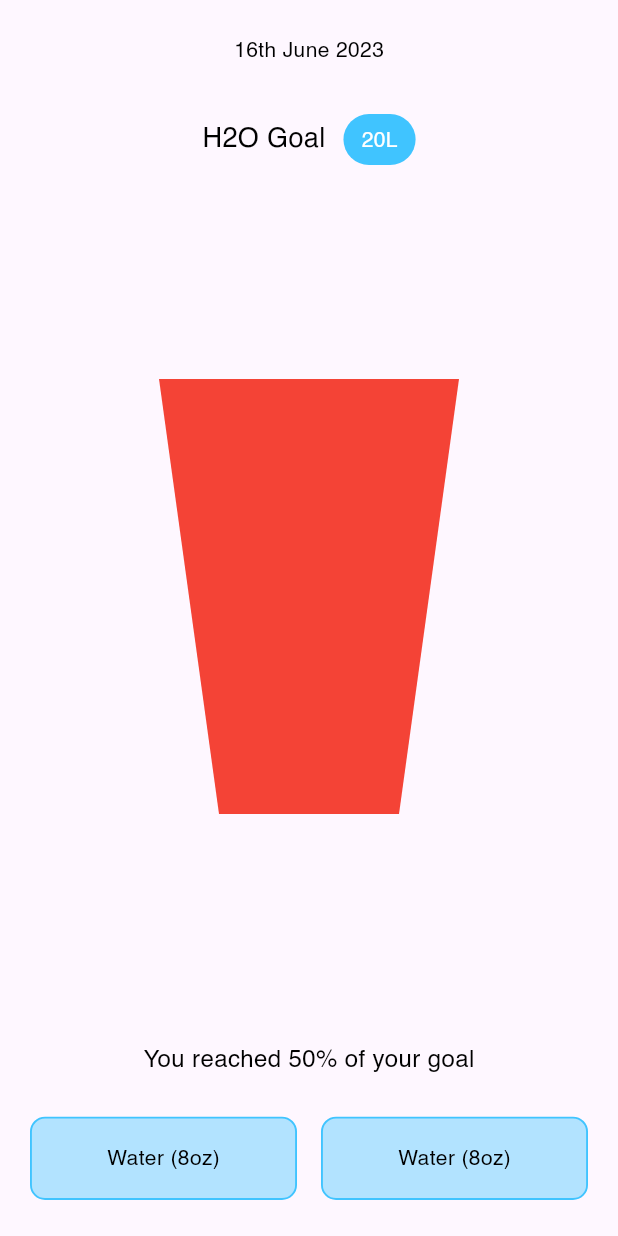
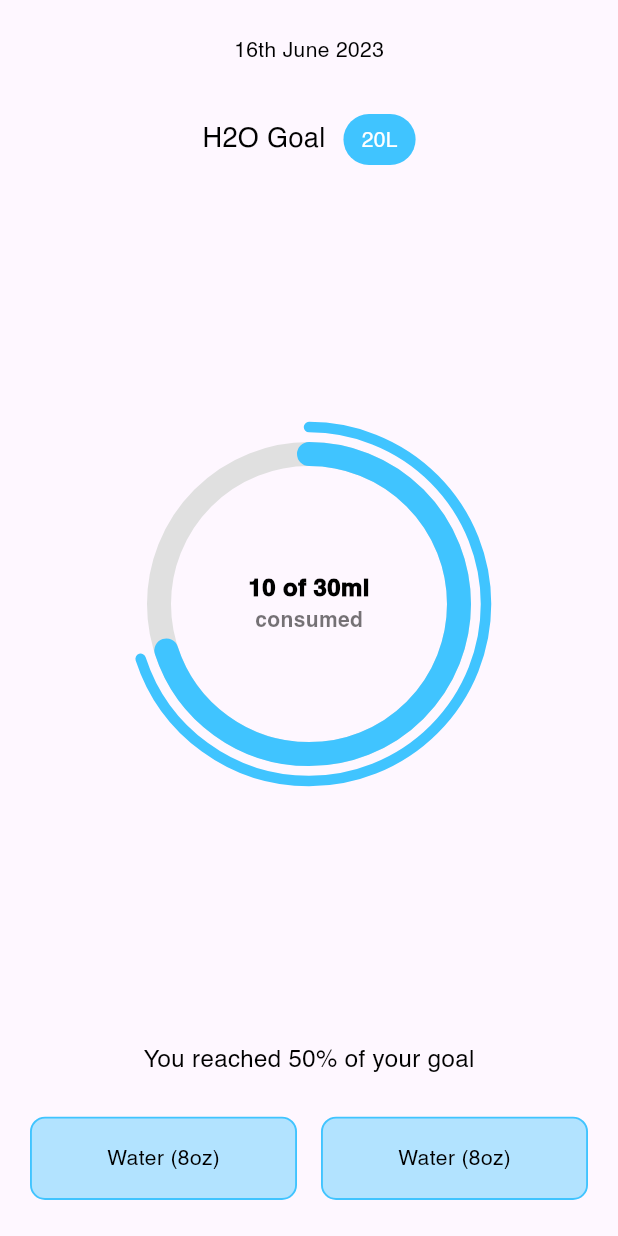
Before and after one commit to devwraithe/water_intake_reminder, a Flutter app: the screen it shows after launch, on a phone screen of 412 x 824 dp. Run offline on Flutter 3.47's test engine with Material 3 defaults, Android fonts, the phone set to English and light mode, and no system bars.

Commit message:
add the water tracker visual reprensentation

```diff
--- a/lib/presentation/screens/home_screen.dart
+++ b/lib/presentation/screens/home_screen.dart
@@ -43,11 +43,32 @@ class _MyHomePageState extends State<MyHomePage> {
                 ],
               ),
               const Spacer(),
-              Container(
+              SizedBox(
                 width: 200.0,
                 height: 300.0,
                 child: CustomPaint(
                   painter: CupPainter(),
+                  child: Center(
+                    child: Column(
+                      mainAxisAlignment: MainAxisAlignment.center,
+                      crossAxisAlignment: CrossAxisAlignment.center,
+                      children: [
+                        Text(
+                          "10 of 30ml",
+                          style: TextStyleHelper.lgText(
+                            weight: FontWeight.w900,
+                          ),
+                        ),
+                        Text(
+                          "consumed",
+                          style: TextStyleHelper.mdText(
+                            weight: FontWeight.w600,
+                            color: Colors.black54,
+                          ),
+                        ),
+                      ],
+                    ),
+                  ),
                 ),
               ),
               const Spacer(),
```
Also changed, not shown: lib/core/widgets/cup_paint.dart (+41 -11 lines), lib/core/widgets/speedpaint.dart (added, +62 -0 lines).
